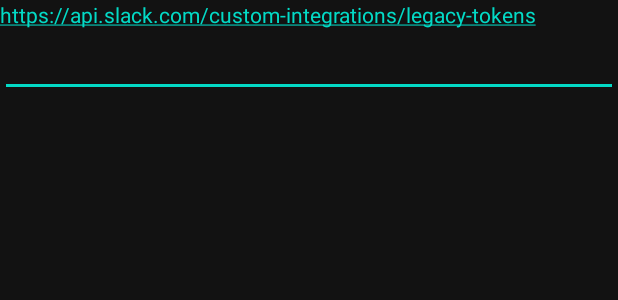
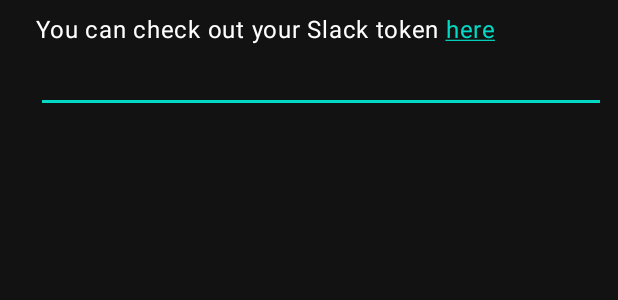
Before and after one commit to rmitsubayashi/slack-right-to-disconnect, an Android app: the layout dialog_set_slack_token.xml on its own in the app's theme, with its tools: preview values and no code run, on a phone screen of 412 x 824 dp. Shown: the top 300 px of the screen. Run offline under Robolectric (Android 15) with nearby library versions, the phone set to English and light mode, and no system bars.

Commit message:
update set slack token dialog design

```diff
--- a/app/src/main/java/com/github/rmitsubayashi/slackrighttodisconnect/settings/SettingsFragment.kt
+++ b/app/src/main/java/com/github/rmitsubayashi/slackrighttodisconnect/settings/SettingsFragment.kt
@@ -2,6 +2,7 @@
 
 import android.content.Intent
 import android.os.Bundle
+import android.text.method.LinkMovementMethod
 import android.view.LayoutInflater
 import androidx.appcompat.app.AlertDialog
 import androidx.preference.ListPreference
@@ -60,8 +61,10 @@
     private fun showSlackTokenEditor() {
         context?.let {
             val view = LayoutInflater.from(it).inflate(R.layout.dialog_set_slack_token, null)
+            view.set_slack_token_link.movementMethod = LinkMovementMethod.getInstance()
             AlertDialog.Builder(it)
                 .setView(view)
+                .setTitle(R.string.title_slack_token)
                 .setPositiveButton(R.string.settings_slack_token_confirm) { _, _ ->
                     val token = view.set_slack_token_edit_text.text.toString()
                     settingsPresenter.saveSlackToken(SlackToken(token))
--- a/app/src/main/res/layout/dialog_set_slack_token.xml
+++ b/app/src/main/res/layout/dialog_set_slack_token.xml
@@ -1,15 +1,22 @@
 <?xml version="1.0" encoding="utf-8"?>
 <LinearLayout xmlns:android="http://schemas.android.com/apk/res/android"
     android:orientation="vertical" android:layout_width="match_parent"
-    android:layout_height="match_parent">
+    android:layout_height="match_parent"
+    >
     <TextView
+        android:id="@+id/set_slack_token_link"
         android:layout_width="match_parent"
         android:layout_height="wrap_content"
-        android:autoLink="web"
+        android:layout_marginStart="24dp"
+        android:layout_marginEnd="24dp"
+        android:layout_marginTop="8dp"
         android:text="@string/slack_token_generator_url"
+        android:textAppearance="@style/TextAppearance.MaterialComponents.Body1"
         />
     <EditText
         android:id="@+id/set_slack_token_edit_text"
         android:layout_width="match_parent"
-        android:layout_height="wrap_content"/>
+        android:layout_height="wrap_content"
+        android:layout_marginStart="24dp"
+        android:layout_marginEnd="8dp"/>
 </LinearLayout>
--- a/app/src/main/res/values/strings_settings.xml
+++ b/app/src/main/res/values/strings_settings.xml
@@ -11,8 +11,8 @@
     <!--設定画面のSlackトークンを変更する項目の文言-->
     <string name="title_slack_token">Slack Token</string>
 
-    <!--Slackトークンを生成できるサイトのURL-->
-    <string name="slack_token_generator_url" translatable="false">https://api.slack.com/custom-integrations/legacy-tokens</string>
+    <!--Slackトークンを生成できるサイトの案内-->
+    <string name="slack_token_generator_url">You can check out your Slack token <a href="https://api.slack.com/custom-integrations/legacy-tokens">here</a></string>
 
     <!--設定画面のSlackトークンを設定するボタンの文言-->
     <string name="settings_slack_token_confirm">Set</string>
```
